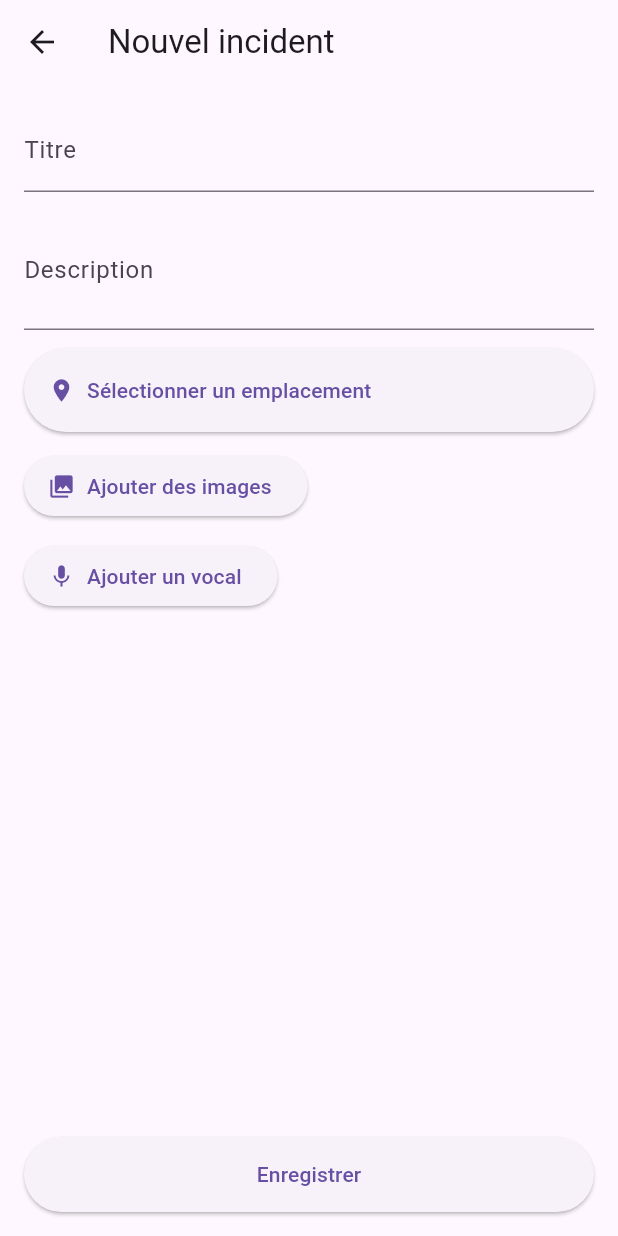
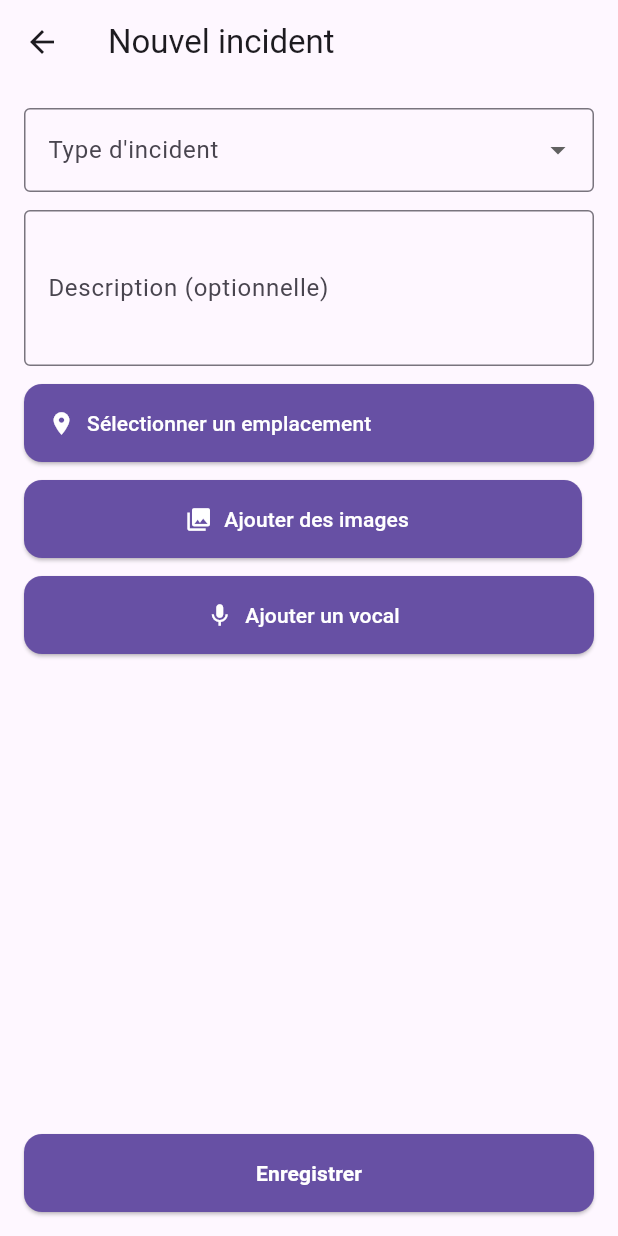
Before and after one commit to med23009/Incident, a Flutter app: the IncidentFormView screen opened directly with empty values, on a phone screen of 412 x 824 dp. Run offline on Flutter 3.47's test engine with Material 3 defaults, Android fonts, the phone set to English and light mode, and no system bars; our stand-ins replace dio, get, image_picker, local_auth, permission_handler, shared_preferences; missing offline and left inert: flutter_sound; accounts and stored records are empty; network calls fail.

Commit message:
incident submit

```diff
--- a/frontend/analysis_options.yaml
+++ b/frontend/analysis_options.yaml
@@ -7,6 +7,9 @@
 
 # The following line activates a set of recommended lints for Flutter apps,
 # packages, and plugins designed to encourage good coding practices.
+analyzer:
+  errors:
+    depend_on_referenced_packages: ignore
 include: package:flutter_lints/flutter.yaml
 
 linter:
--- a/frontend/lib/app/modules/home/views/home_view.dart
+++ b/frontend/lib/app/modules/home/views/home_view.dart
@@ -170,7 +170,7 @@ class _HomeViewState extends State<HomeView> {
               children: [
                 const CircleAvatar(
                   radius: 32,
-                  backgroundImage: AssetImage('assets/avatar.png'),
+                  //backgroundImage: AssetImage('assets/avatar.png'),
                 ),
                 const SizedBox(width: 16),
                 Expanded(
--- a/frontend/lib/app/modules/home/views/incident_form_view.dart
+++ b/frontend/lib/app/modules/home/views/incident_form_view.dart
@@ -16,9 +16,11 @@ class IncidentFormView extends StatefulWidget {
 
 class _IncidentFormViewState extends State<IncidentFormView> {
   final _formKey = GlobalKey<FormState>();
-  late TextEditingController titleController;
   late TextEditingController descriptionController;
+  String? _selectedType;
   String _location = 'Sélectionner un emplacement';
+  double? _latitude;
+  double? _longitude;
   List<File> _imageFiles = [];
   String? _audioPath;
   FlutterSoundPlayer? _player;
@@ -32,9 +34,11 @@ class _IncidentFormViewState extends State<IncidentFormView> {
   @override
   void initState() {
     super.initState();
-    titleController = TextEditingController(text: widget.incident?['title'] ?? '');
     descriptionController = TextEditingController(text: widget.incident?['description'] ?? '');
+    _selectedType = widget.incident?['type'];
     _location = widget.incident?['location'] ?? 'Sélectionner un emplacement';
+    _latitude = widget.incident?['latitude'];
+    _longitude = widget.incident?['longitude'];
     _initRecorder();
     _player = FlutterSoundPlayer();
     _imageFiles = [];
@@ -48,7 +52,6 @@ class _IncidentFormViewState extends State<IncidentFormView> {
 
   @override
   void dispose() {
-    titleController.dispose();
     descriptionController.dispose();
     if (_isRecorderInitialized) {
       _recorder.closeRecorder();
@@ -149,7 +152,9 @@ class _IncidentFormViewState extends State<IncidentFormView> {
     // Cette fonction sera implémentée pour sélectionner un emplacement
     // Pour l'instant, nous simulons une sélection
     setState(() {
-      _location = 'Emplacement sélectionné'; // Ceci serait normalement défini par une carte ou une liste
+      _location = 'Emplacement simulé';
+      _latitude = 36.752887; // Exemple : Alger
+      _longitude = 3.042048;
     });
   }
 
@@ -170,18 +175,34 @@ class _IncidentFormViewState extends State<IncidentFormView> {
           child: Column(
             mainAxisSize: MainAxisSize.min,
             children: [
-              TextFormField(
-                controller: titleController,
-                decoration: const InputDecoration(labelText: 'Titre'),
-                validator: (v) => v == null || v.isEmpty ? 'Titre requis' : null,
+              DropdownButtonFormField<String>(
+                value: _selectedType,
+                decoration: const InputDecoration(
+                  labelText: 'Type d\'incident',
+                  border: OutlineInputBorder(),
+                ),
+                items: const [
+                  DropdownMenuItem(value: 'fire', child: Text('Incendie')),
+                  DropdownMenuItem(value: 'accident', child: Text('Accident')),
+                  DropdownMenuItem(value: 'other', child: Text('Autre')),
+                ],
+                onChanged: (val) {
+                  setState(() {
+                    _selectedType = val;
+                  });
+                },
+                validator: (val) => val == null || val.isEmpty ? 'Champ obligatoire' : null,
               ),
               const SizedBox(height: 12),
               TextFormField(
                 controller: descriptionController,
-                decoration: const InputDecoration(labelText: 'Description'),
-                minLines: 2,
-                maxLines: 4,
-                validator: (v) => v == null || v.isEmpty ? 'Description requise' : null,
+                maxLines: 3,
+                decoration: const InputDecoration(
+                  labelText: 'Description (optionnelle)',
+                  border: OutlineInputBorder(),
+                ),
+                // Pas de validation obligatoire pour la description
+                validator: (val) => null,
               ),
               const SizedBox(height: 12),
               ElevatedButton.icon(
@@ -189,17 +210,28 @@ class _IncidentFormViewState extends State<IncidentFormView> {
                 icon: const Icon(Icons.location_on),
                 label: Text(_location),
                 style: ElevatedButton.styleFrom(
-                  minimumSize: const Size(double.infinity, 56),
+                  minimumSize: const Size(double.infinity, 52),
+                  shape: RoundedRectangleBorder(borderRadius: BorderRadius.circular(12)),
+                  backgroundColor: Theme.of(context).colorScheme.primary,
+                  foregroundColor: Colors.white,
                   alignment: Alignment.centerLeft,
                 ),
               ),
               const SizedBox(height: 12),
               Row(
                 children: [
-                  ElevatedButton.icon(
+                  Expanded(
+                    child: ElevatedButton.icon(
                       onPressed: _pickImages,
                       icon: const Icon(Icons.collections),
                       label: const Text('Ajouter des images'),
+                      style: ElevatedButton.styleFrom(
+                        minimumSize: const Size(double.infinity, 52),
+                        shape: RoundedRectangleBorder(borderRadius: BorderRadius.circular(12)),
+                        backgroundColor: Theme.of(context).colorScheme.primary,
+                        foregroundColor: Colors.white,
+                      ),
+                    ),
                   ),
                   const SizedBox(width: 8),
                   if (_imageFiles.isNotEmpty)
@@ -238,10 +270,18 @@ class _IncidentFormViewState extends State<IncidentFormView> {
               const SizedBox(height: 12),
               Row(
                 children: [
-                  ElevatedButton.icon(
+                  Expanded(
+                    child: ElevatedButton.icon(
                       onPressed: _startOrStopRecording,
                       icon: Icon(_isRecording ? Icons.stop : Icons.mic),
                       label: Text(_isRecording ? 'Arrêter' : 'Ajouter un vocal'),
+                      style: ElevatedButton.styleFrom(
+                        minimumSize: const Size(double.infinity, 52),
+                        shape: RoundedRectangleBorder(borderRadius: BorderRadius.circular(12)),
+                        backgroundColor: Theme.of(context).colorScheme.primary,
+                        foregroundColor: Colors.white,
+                      ),
+                    ),
                   ),
                   if (_audioPath != null && !_isRecording)
                     Row(
@@ -278,21 +318,37 @@ class _IncidentFormViewState extends State<IncidentFormView> {
         padding: const EdgeInsets.all(16.0),
         child: ElevatedButton(
           onPressed: () {
-            if (_formKey.currentState!.validate()) {
+            // Validation stricte du type et de la localisation uniquement
+            if (_selectedType == null || _selectedType!.isEmpty) {
+              ScaffoldMessenger.of(context).showSnackBar(
+                const SnackBar(content: Text('Veuillez sélectionner le type d\'incident.')),
+              );
+              return;
+            }
+            if (_latitude == null || _longitude == null) {
+              ScaffoldMessenger.of(context).showSnackBar(
+                const SnackBar(content: Text('Veuillez sélectionner un emplacement.')),
+              );
+              return;
+            }
             widget.onSave({
-                'title': titleController.text.trim(),
+              'type': _selectedType,
               'description': descriptionController.text.trim(),
               'location': _location,
+              'latitude': _latitude,
+              'longitude': _longitude,
               'image_files': _imageFiles,
               'audio_file': _audioPath,
             });
             Navigator.of(context).pop();
-            }
           },
           style: ElevatedButton.styleFrom(
-            minimumSize: const Size(double.infinity, 50),
+            minimumSize: const Size(double.infinity, 52),
+            shape: RoundedRectangleBorder(borderRadius: BorderRadius.circular(12)),
+            backgroundColor: Theme.of(context).colorScheme.primary,
+            foregroundColor: Colors.white,
           ),
-          child: const Text('Enregistrer'),
+          child: const Text('Enregistrer', style: TextStyle(fontWeight: FontWeight.bold)),
         ),
       ),
     );
--- a/frontend/pubspec.yaml
+++ b/frontend/pubspec.yaml
@@ -48,6 +48,7 @@ dependencies:
   google_maps_flutter: ^2.12.1
   get: ^4.7.2
   path_provider: ^2.1.2
+  dio: ^5.8.0+1
 
 dev_dependencies:
   flutter_test:
```
Also changed, not shown: frontend/lib/app/modules/home/controllers/incident_controller.dart (+48 -35 lines), frontend/pubspec.lock, 7 other files. Lines whose indentation alone changed are shown as unchanged.
